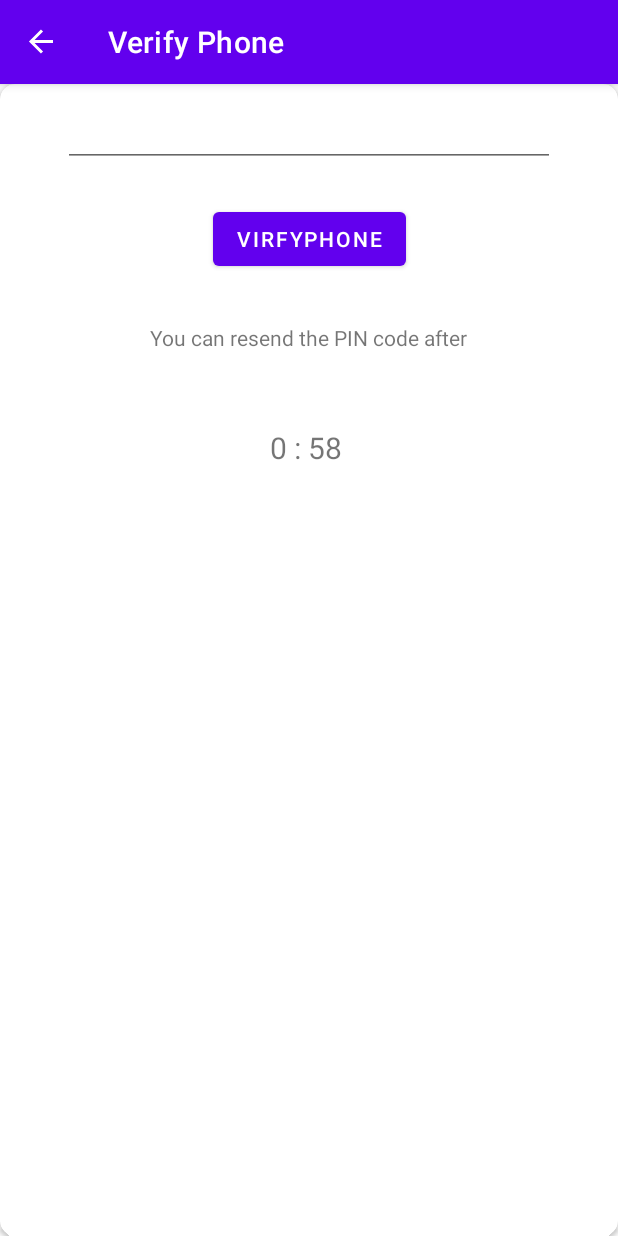
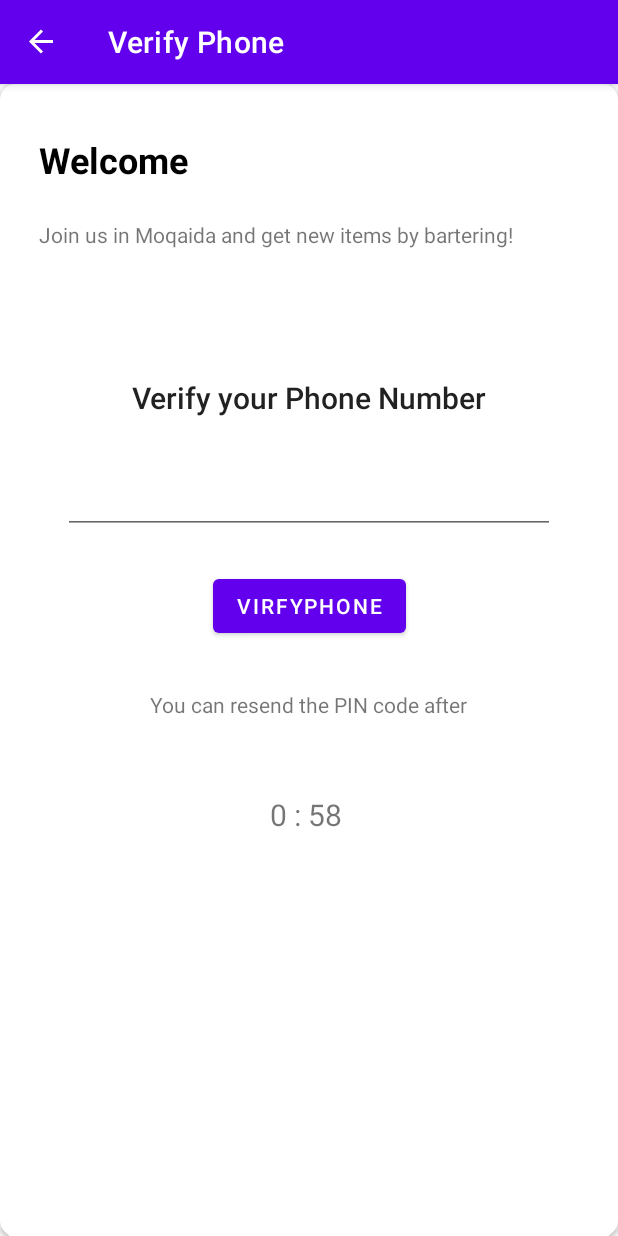
Before and after one commit to zaynob24/Moqaida, an Android app: the EnterPhoneFragment screen opened through its navigation route, after a tap on "NEXT", on a phone screen of 412 x 824 dp. Run offline under Robolectric (Android 15) with nearby library versions, the phone set to English and light mode, and no system bars; our stand-ins replace Firebase (no records; nobody signed in at launch, a user with empty details on screens opened directly), Picasso, navigation-ui; pictures from the network do not load; 1 other tap on this screen came first.

```diff
--- a/app/src/main/java/com/example/moqaida/views/dialogs/ContactDialogFragment.kt
+++ b/app/src/main/java/com/example/moqaida/views/dialogs/ContactDialogFragment.kt
@@ -52,7 +52,7 @@ class ContactDialogFragment (val requests: Requests): DialogFragment(){
     @SuppressLint("SetTextI18n")
     override fun onViewCreated(view: View, savedInstanceState: Bundle?) {
         super.onViewCreated(view, savedInstanceState)
-        binding.descriptionBarteringDialog.setText(requests.itemNameMassage + requests.itemDescriptionMassage)
+        binding.descriptionBarteringDialog.setText("${requests.itemNameMassage}  \n ${requests.itemDescriptionMassage}")
 
         //-----------------------------------------------------------------//
 
--- a/app/src/main/java/com/example/moqaida/views/main/HomeFragment.kt
+++ b/app/src/main/java/com/example/moqaida/views/main/HomeFragment.kt
@@ -43,9 +43,10 @@ class HomeFragment : Fragment() {
         return binding.root
     }
 
-    override fun onCreateOptionsMenu(menu: Menu, inflater: MenuInflater) {
-        // link menu with action bar
-        requireActivity().menuInflater.inflate(R.menu.main_menu,menu)    }
+    // for search icon
+//    override fun onCreateOptionsMenu(menu: Menu, inflater: MenuInflater) {
+//        // link menu with action bar
+//        requireActivity().menuInflater.inflate(R.menu.main_menu,menu)    }
 
     @SuppressLint("NotifyDataSetChanged")
     override fun onViewCreated(view: View, savedInstanceState: Bundle?) {
--- a/app/src/main/res/layout/fragment_vierfy_phone.xml
+++ b/app/src/main/res/layout/fragment_vierfy_phone.xml
@@ -15,6 +15,48 @@
         android:layout_width="match_parent"
         android:layout_height="match_parent">
 
+
+        <LinearLayout
+            android:id="@+id/linearLayout4"
+            android:layout_width="0dp"
+            android:layout_height="wrap_content"
+            android:layout_marginStart="16dp"
+            android:layout_marginTop="24dp"
+            android:layout_marginEnd="16dp"
+            android:orientation="vertical"
+            app:layout_constraintEnd_toEndOf="parent"
+            app:layout_constraintStart_toStartOf="parent"
+            app:layout_constraintTop_toTopOf="parent">
+
+            <TextView
+                android:id="@+id/textView10"
+                style="@style/HeaderTextView"
+                android:layout_width="wrap_content"
+                android:layout_height="wrap_content"
+                android:text="@string/welcome" />
+
+            <TextView
+                android:id="@+id/textView11"
+                android:layout_width="match_parent"
+                android:layout_height="wrap_content"
+                android:layout_marginTop="24dp"
+                android:text="@string/welcome_SignUp_massage" />
+
+        </LinearLayout>
+
+        <TextView
+            android:id="@+id/textView12"
+            android:layout_width="wrap_content"
+            android:layout_height="wrap_content"
+            android:layout_marginStart="16dp"
+            android:layout_marginTop="85dp"
+            android:layout_marginEnd="16dp"
+            android:text="@string/verify_phone_number"
+            android:textAppearance="@style/TextAppearance.AppCompat.Body2"
+            android:textSize="20sp"
+            app:layout_constraintEnd_toEndOf="parent"
+            app:layout_constraintStart_toStartOf="parent"
+            app:layout_constraintTop_toBottomOf="@+id/linearLayout4" />
         <Button
             android:id="@+id/virfyPhoneTVButton"
             android:layout_width="wrap_content"
@@ -30,12 +72,13 @@
             android:layout_width="0dp"
             android:layout_height="wrap_content"
             android:layout_marginStart="32dp"
+            android:layout_marginTop="32dp"
             android:layout_marginEnd="32dp"
             android:ems="10"
             android:inputType="textPersonName"
             app:layout_constraintEnd_toEndOf="parent"
             app:layout_constraintStart_toStartOf="parent"
-            tools:layout_editor_absoluteY="91dp" />
+            app:layout_constraintTop_toBottomOf="@+id/textView12" />
 
         <TextView
             android:id="@+id/timer_massage"
--- a/app/src/main/res/values-night/themes.xml
+++ b/app/src/main/res/values-night/themes.xml
@@ -34,5 +34,7 @@
         <item name="android:textColor">@color/textGry</item>
         <item name="android:textSize">16sp</item>
     </style>
-
+    <style name="Splash" parent="Theme.AppCompat.DayNight.NoActionBar">
+        <item name="android:statusBarColor">@color/colorPrimary</item>
+    </style>
 </resources>
--- a/app/src/main/res/values/strings.xml
+++ b/app/src/main/res/values/strings.xml
@@ -352,5 +352,8 @@
     <!--   Verify phone       -->
     <string name="resend_pin_code_massage">You can resend the PIN code after</string>
     <string name="resend_pin_code">Resend PIN code</string>
+    <string name="enter_phone_number">Enter your Phone Number</string>
+    <string name="verify_phone_number">Verify your Phone Number</string>
+
 
 </resources>
--- a/app/src/main/res/values/themes.xml
+++ b/app/src/main/res/values/themes.xml
@@ -36,4 +36,8 @@
         <item name="android:textSize">16sp</item>
     </style>
 
+    <style name="Splash" parent="Theme.AppCompat.DayNight.NoActionBar">
+        <item name="android:statusBarColor">@color/colorPrimary</item>
+    </style>
+
 </resources>
```
Also changed, not shown: app/src/main/AndroidManifest.xml (+6 -7 lines), app/src/main/java/com/example/moqaida/views/MainActivity2.kt (deleted, +0 -27 lines), app/src/main/java/com/example/moqaida/views/Splash.kt (+17 -0 lines), app/src/main/res/layout/fragment_enterphone.xml (+14 -0 lines).
